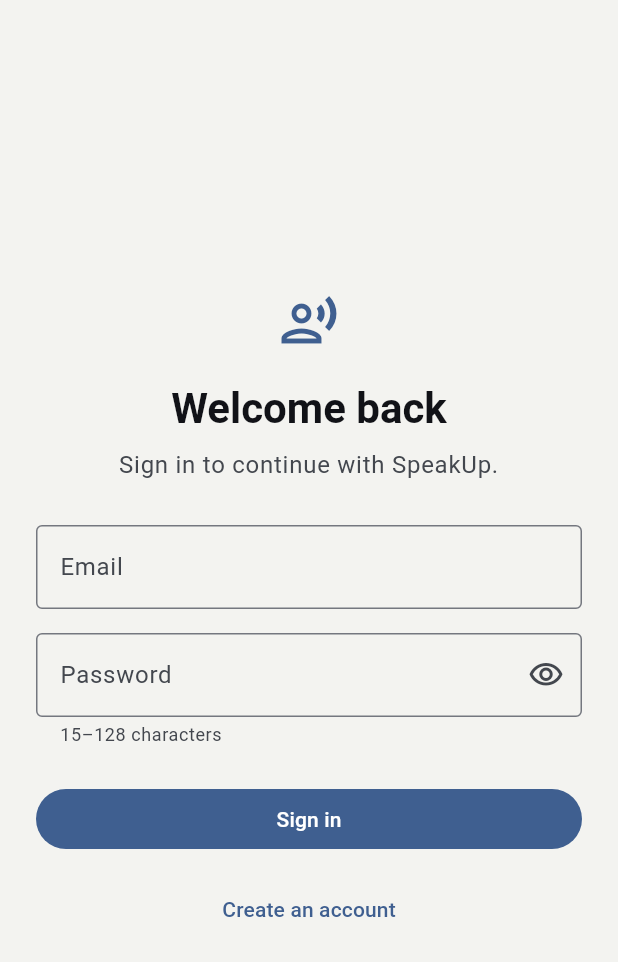
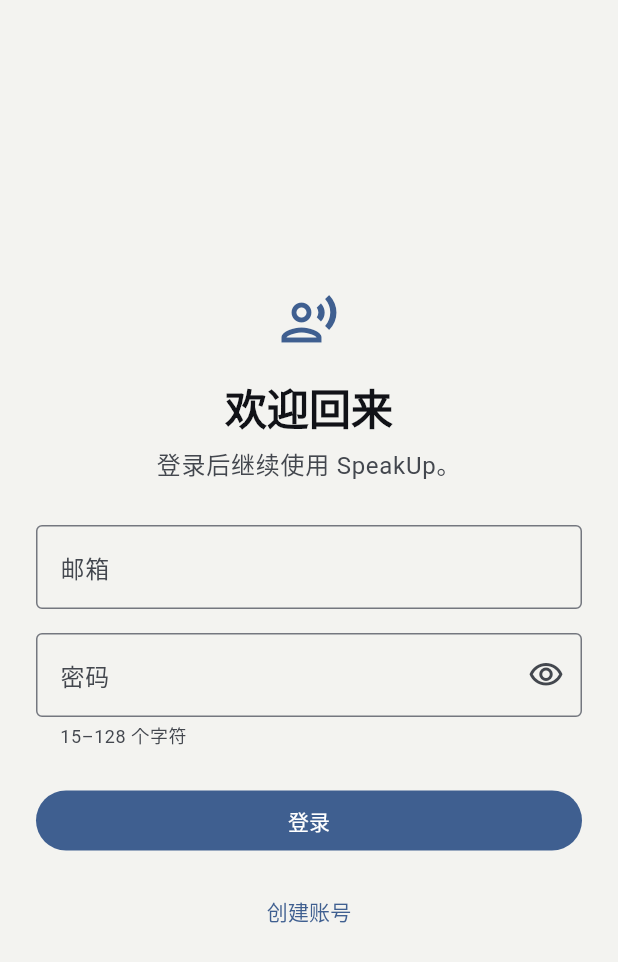
Before and after one commit to 1024XEngineer/XE3-ESL, a Flutter app: the screen it shows after launch, on a phone screen of 412 x 824 dp. Shown: the top 962 px of the screen. Run offline on Flutter 3.47's test engine with Material 3 defaults, Android fonts, the phone set to English and light mode, and no system bars; our stand-ins replace flutter_secure_storage; project files that could hold a hidden picture were left out.

Commit message:
fix(mobile): localize iOS authentication copy

```diff
--- a/mobile/lib/features/conversation/conversation.dart
+++ b/mobile/lib/features/conversation/conversation.dart
@@ -279,7 +279,7 @@
   @override
   Widget build(BuildContext context) {
     return const Text(
-      'Hi, 智',
+      '你好',
       style: TextStyle(
         color: Color(0xFF5F6064),
         fontSize: 29,
--- a/mobile/lib/identity/auth_controller.dart
+++ b/mobile/lib/identity/auth_controller.dart
@@ -124,11 +124,7 @@
       if (!_isCurrent(epoch)) {
         return;
       }
-      _setState(
-        const AuthSignedOut(
-          noticeMessage: 'Account created. Sign in to continue.',
-        ),
-      );
+      _setState(const AuthSignedOut(noticeMessage: '账号创建成功，请登录后继续。'));
     } on IdentityClientException catch (error) {
       if (_isCurrent(epoch)) {
         _finishSubmission(AuthForm.register, _registrationMessage(error));
@@ -165,8 +161,7 @@
         unawaited(_bestEffortRevoke(result.sessionToken));
         _setState(
           const AuthRetryableError(
-            message:
-                'We could not remove private data from the previous session. Try again.',
+            message: '暂时无法清理上一个账号的本地数据，请重试。',
             action: AuthRetryAction.clearLocalState,
           ),
         );
@@ -194,8 +189,7 @@
         await _completeLocalSignOut(
           epoch: epoch,
           expectedStoredToken: result.sessionToken,
-          signedOutError:
-              'We could not securely save your session. Sign in again.',
+          signedOutError: '无法安全保存登录状态，请重新登录。',
         );
         return;
       }
@@ -315,8 +309,7 @@
     if (!cleared) {
       _setState(
         const AuthRetryableError(
-          message:
-              'We could not fully remove the local session. Try again before signing in.',
+          message: '暂时无法完整清理本机登录状态，请重试后再登录。',
           action: AuthRetryAction.clearLocalState,
         ),
       );
@@ -388,29 +381,22 @@
 
 Future<void> _noCleanup() async {}
 
-const _tryAgainMessage =
-    'Something went wrong. Check your connection and try again.';
+const _tryAgainMessage = '操作未完成，请检查网络后重试。';
 
 String _loginMessage(IdentityClientException error) {
   return switch (error.kind) {
-    IdentityFailureKind.invalidCredentials =>
-      'The email or password is incorrect.',
-    IdentityFailureKind.rateLimited =>
-      'Too many attempts. Wait a moment and try again.',
-    IdentityFailureKind.invalidRequest =>
-      'Check your email and password, then try again.',
+    IdentityFailureKind.invalidCredentials => '邮箱或密码不正确。',
+    IdentityFailureKind.rateLimited => '尝试次数过多，请稍后重试。',
+    IdentityFailureKind.invalidRequest => '请检查邮箱和密码后重试。',
     _ => _tryAgainMessage,
   };
 }
 
 String _registrationMessage(IdentityClientException error) {
   return switch (error.kind) {
-    IdentityFailureKind.registrationUnavailable =>
-      'An account cannot be created with these details.',
-    IdentityFailureKind.rateLimited =>
-      'Too many attempts. Wait a moment and try again.',
-    IdentityFailureKind.invalidRequest =>
-      'Use a valid email and a password between 15 and 128 characters.',
+    IdentityFailureKind.registrationUnavailable => '无法使用这些信息创建账号。',
+    IdentityFailureKind.rateLimited => '尝试次数过多，请稍后重试。',
+    IdentityFailureKind.invalidRequest => '请输入有效邮箱和 15–128 个字符的密码。',
     _ => _tryAgainMessage,
   };
 }
--- a/mobile/lib/identity/auth_state.dart
+++ b/mobile/lib/identity/auth_state.dart
@@ -85,8 +85,7 @@
 
 final class AuthRetryableError extends AuthState {
   const AuthRetryableError({
-    this.message =
-        'We could not confirm your session. Check your connection and try again.',
+    this.message = '暂时无法确认登录状态，请检查网络后重试。',
     this.action = AuthRetryAction.restoreSession,
   });
 
--- a/mobile/lib/identity/login_page.dart
+++ b/mobile/lib/identity/login_page.dart
@@ -29,8 +29,8 @@
   @override
   Widget build(BuildContext context) {
     return AuthFormScaffold(
-      title: 'Welcome back',
-      subtitle: 'Sign in to continue with SpeakUp.',
+      title: '欢迎回来',
+      subtitle: '登录后继续使用 SpeakUp。',
       message: widget.state.noticeMessage,
       errorMessage: widget.state.errorMessage,
       child: Form(
@@ -51,14 +51,14 @@
               onPressed: widget.state.isSubmitting ? null : _submit,
               child: widget.state.isSubmitting
                   ? const AuthButtonProgress()
-                  : const Text('Sign in'),
+                  : const Text('登录'),
             ),
             const SizedBox(height: 12),
             TextButton(
               onPressed: widget.state.isSubmitting
                   ? null
                   : widget.controller.showRegister,
-              child: const Text('Create an account'),
+              child: const Text('创建账号'),
             ),
           ],
         ),
@@ -162,12 +162,12 @@
       autocorrect: false,
       textInputAction: TextInputAction.next,
       decoration: const InputDecoration(
-        labelText: 'Email',
+        labelText: '邮箱',
         border: OutlineInputBorder(),
       ),
       validator: (value) {
         if (!isValidIdentityEmailInput(value ?? '')) {
-          return 'Enter a valid email address.';
+          return '请输入有效的邮箱地址。';
         }
         return null;
       },
@@ -196,12 +196,12 @@
       enableSuggestions: false,
       autocorrect: false,
       decoration: InputDecoration(
-        labelText: 'Password',
-        helperText: '15–128 characters',
+        labelText: '密码',
+        helperText: '15–128 个字符',
         border: const OutlineInputBorder(),
         suffixIcon: IconButton(
           onPressed: onToggleVisibility,
-          tooltip: obscureText ? 'Show password' : 'Hide password',
+          tooltip: obscureText ? '显示密码' : '隐藏密码',
           icon: Icon(
             obscureText
                 ? Icons.visibility_outlined
@@ -212,7 +212,7 @@
       validator: (value) {
         final length = value?.runes.length ?? 0;
         if (length < 15 || length > 128) {
-          return 'Password must be between 15 and 128 characters.';
+          return '密码长度需为 15–128 个字符。';
         }
         return null;
       },
--- a/mobile/lib/identity/register_page.dart
+++ b/mobile/lib/identity/register_page.dart
@@ -34,8 +34,8 @@
   @override
   Widget build(BuildContext context) {
     return AuthFormScaffold(
-      title: 'Create your account',
-      subtitle: 'Use your email and a secure password to get started.',
+      title: '创建账号',
+      subtitle: '使用邮箱和安全密码开始使用 SpeakUp。',
       errorMessage: widget.state.errorMessage,
       child: Form(
         key: _formKey,
@@ -55,14 +55,14 @@
               onPressed: widget.state.isSubmitting ? null : _submit,
               child: widget.state.isSubmitting
                   ? const AuthButtonProgress()
-                  : const Text('Create account'),
+                  : const Text('创建账号'),
             ),
             const SizedBox(height: 12),
             TextButton(
               onPressed: widget.state.isSubmitting
                   ? null
                   : widget.controller.showLogin,
-              child: const Text('Back to sign in'),
+              child: const Text('返回登录'),
             ),
           ],
         ),
```
Also changed, not shown: mobile/lib/identity/auth_gate.dart (+3 -6 lines), 5 other files.
